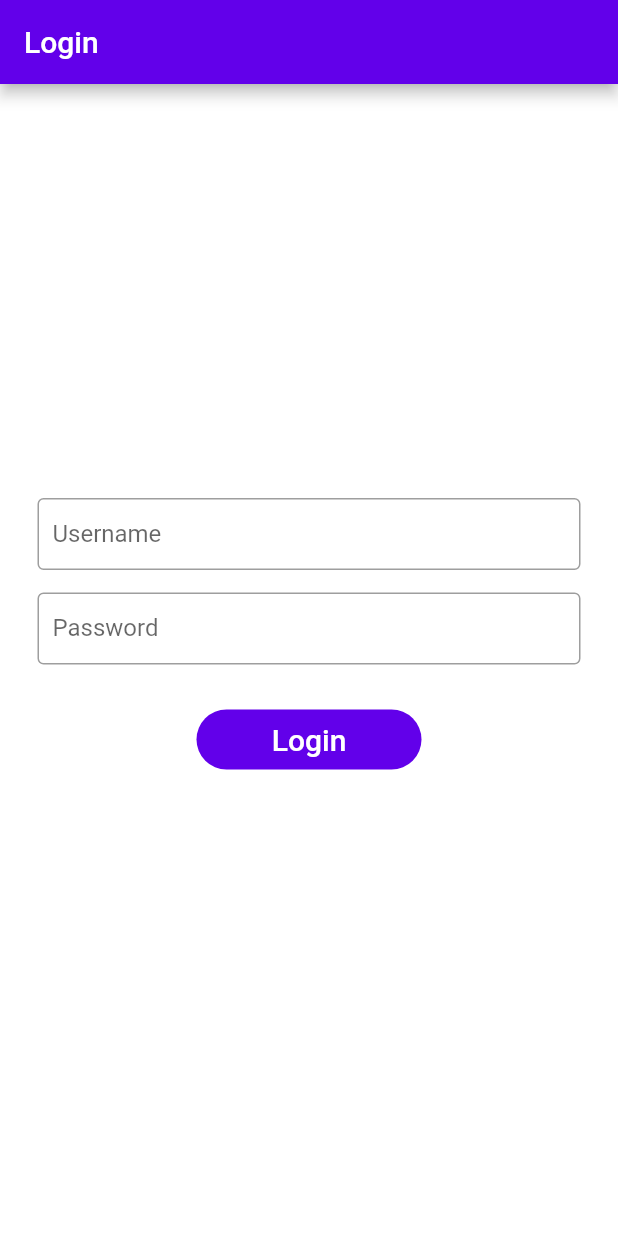
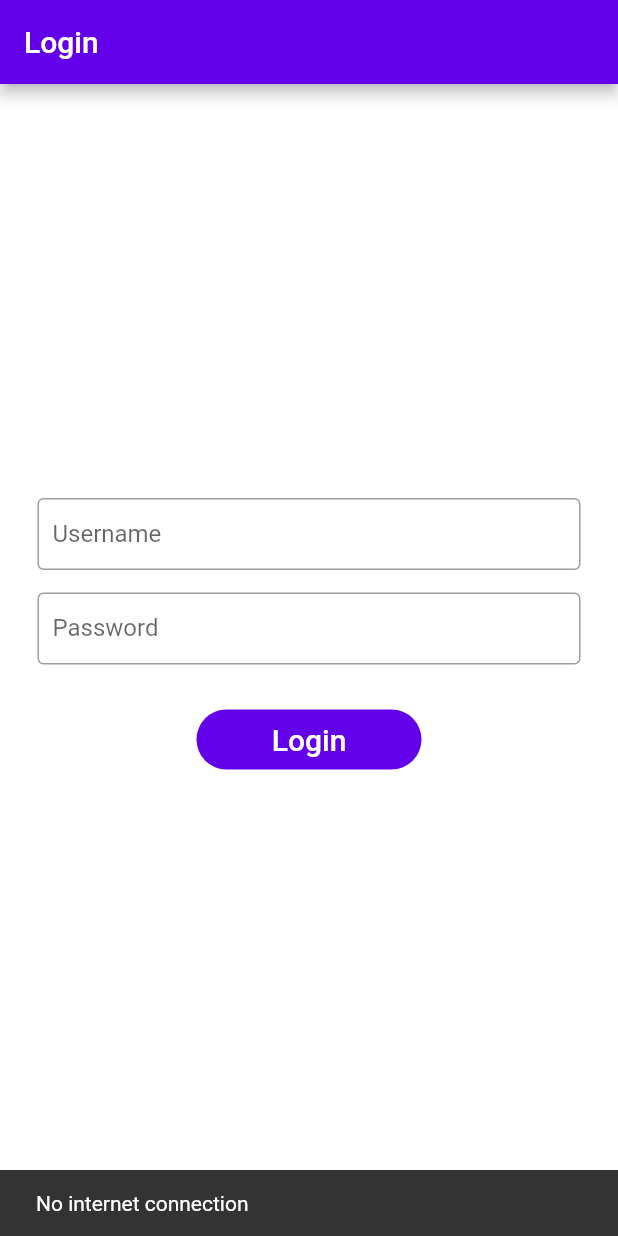
Before and after one commit to Asiff-007/getset-client, a Flutter app: the first screen one second after launch, on a phone screen of 412 x 824 dp. Run offline on Flutter 3.47's test engine with Material 2 defaults, Android fonts, the phone set to English and light mode, and no system bars; our stand-ins replace easy_localization, shared_preferences.

Commit message:
commiting after completed localization and internet connection checking

```diff
--- a/assets/translations/en-US.json
+++ b/assets/translations/en-US.json
@@ -16,6 +16,8 @@
     "hint_password":"Enter valid password",
 
     "validation_password":"Please enter password",
-    "validation_username":"Please enter username"
+    "validation_username":"Please enter username",
+
+    "no_internet":"No internet connection"
 
 }
--- a/lib/screens/login_page.dart
+++ b/lib/screens/login_page.dart
@@ -1,3 +1,5 @@
+import 'dart:io';
+
 import 'package:flutter/material.dart';
 import 'package:shared_preferences/shared_preferences.dart';
 import 'package:http/http.dart' as http;
@@ -19,6 +21,7 @@ class _LoginPageState extends State<LoginPage> {
   String warn = '';
   String SnackBarTxt = '';
   bool shouldpop = false;
+  bool connection = true;
 
   Future onBackPress({ctx}) async {
     await showDialog<String>(
@@ -80,8 +83,27 @@ class _LoginPageState extends State<LoginPage> {
         .showSnackBar(SnackBar(content: Text(SnackBarTxt)));
   }
 
+  void checkConnection(BuildContext ctx) async {
+    try {
+      final result = await InternetAddress.lookup('google.com');
+      if (result.isNotEmpty && result[0].rawAddress.isNotEmpty) {
+        connection = true;
+      }
+    } on SocketException catch (_) {
+      connection = false;
+      showNoInternetMessage(ctx);
+    }
+  }
+
+  showNoInternetMessage(BuildContext context) {
+    ScaffoldMessenger.of(context)
+        .showSnackBar(SnackBar(content: Text(tr('no_internet'))));
+  }
+
   @override
   Widget build(BuildContext context) {
+    checkConnection(context);
+
     return WillPopScope(
       onWillPop: () async {
         await onBackPress(ctx: this.context);
```
